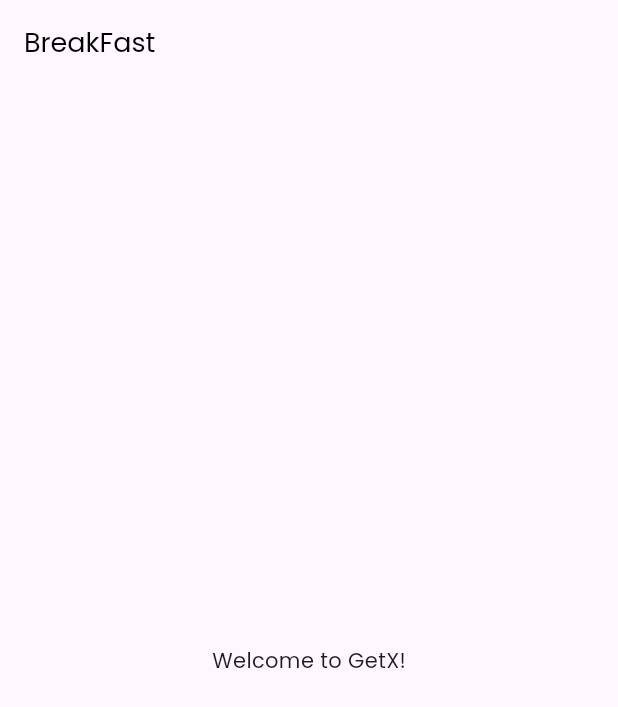
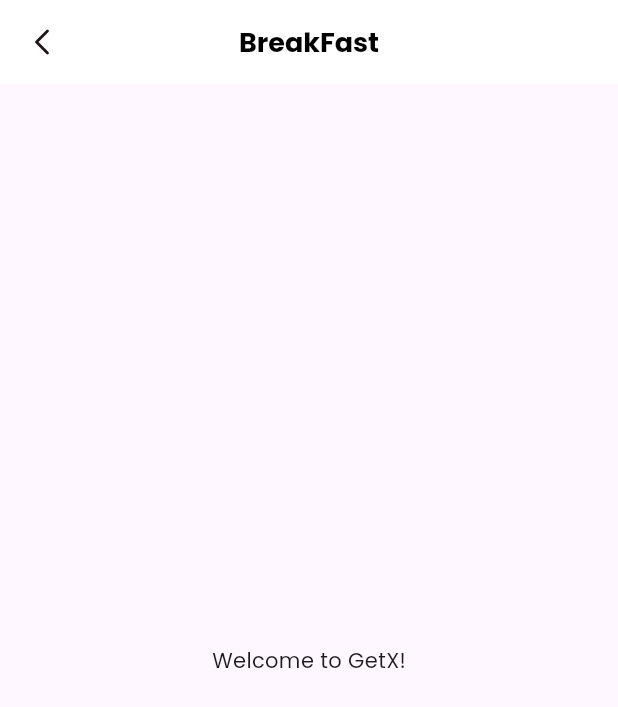
Before and after one commit to MHN-Sathsara/FoodcartApp_flutter, a Flutter app: the screen it shows after launch, on a phone screen of 412 x 824 dp. Shown: the top 707 px of the screen. Run offline on Flutter 3.47's test engine with Material 3 defaults, Android fonts, the phone set to English and light mode, and no system bars; our stand-ins replace flutter_svg, get.

Commit message:
app bar side button

```diff
--- a/foodcart/lib/View/screens/home.dart
+++ b/foodcart/lib/View/screens/home.dart
@@ -1,4 +1,6 @@
 import 'package:flutter/material.dart';
+import 'package:flutter_svg/flutter_svg.dart';
+import 'package:foodcart/View/screens/widgets/sidebuttons.dart';
 
 class HomePage extends StatelessWidget {
   const HomePage({Key? key}) : super(key: key);
@@ -9,7 +11,23 @@ class HomePage extends StatelessWidget {
       appBar: AppBar(
         title: const Text(
           'BreakFast',
-          style: TextStyle(color: Colors.black, fontSize: 18),
+          style: TextStyle(
+            color: Colors.black,
+            fontSize: 18,
+            fontWeight: FontWeight.bold,
+          ),
+        ),
+        backgroundColor: Colors.white,
+        elevation: 0,
+        centerTitle: true,
+        leading: SmallSidebuttons(
+          textcolor: Colors.black,
+          backgroundcolor: Colors.white,
+          bodercolor: Colors.white,
+          text: 'Menu',
+          size: 25,
+          isIcon: true,
+          iconPath: 'assets/icons/Arrow - Left 2.svg',
         ),
       ),
       body: const Center(
--- /dev/null
+++ b/foodcart/lib/View/screens/widgets/sidebuttons.dart
@@ -0,0 +1,52 @@
+import 'package:flutter/material.dart';
+import 'package:flutter_svg/flutter_svg.dart';
+
+class SmallSidebuttons extends StatelessWidget {
+  final Color textcolor;
+  final Color backgroundcolor;
+  final Color bodercolor;
+  final String text;
+  final String? iconPath;
+  final double size;
+  final bool isIcon;
+
+  SmallSidebuttons({
+    Key? key,
+    required this.textcolor,
+    required this.backgroundcolor,
+    required this.bodercolor,
+    required this.text,
+    required this.size,
+    this.isIcon = false,
+    this.iconPath,
+  }) : super(key: key);
+
+  @override
+  Widget build(BuildContext context) {
+    return Container(
+      width: size,
+      height: size,
+      decoration: BoxDecoration(
+        border: Border.all(color: bodercolor, width: 1.0),
+        borderRadius: BorderRadius.circular(10),
+        color: backgroundcolor,
+      ),
+      child: Center(
+        child: isIcon && iconPath != null
+            ? SvgPicture.asset(
+                iconPath!,
+                width: size,
+                height: size,
+              )
+            : Text(
+                text,
+                style: TextStyle(
+                    color: textcolor,
+                    fontSize: 12,
+                    fontWeight: FontWeight.bold,
+                    fontFamily: 'Poppins'),
+              ),
+      ),
+    );
+  }
+}
```
Also changed, not shown: foodcart/pubspec.yaml (+4 -3 lines), foodcart/pubspec.lock.
